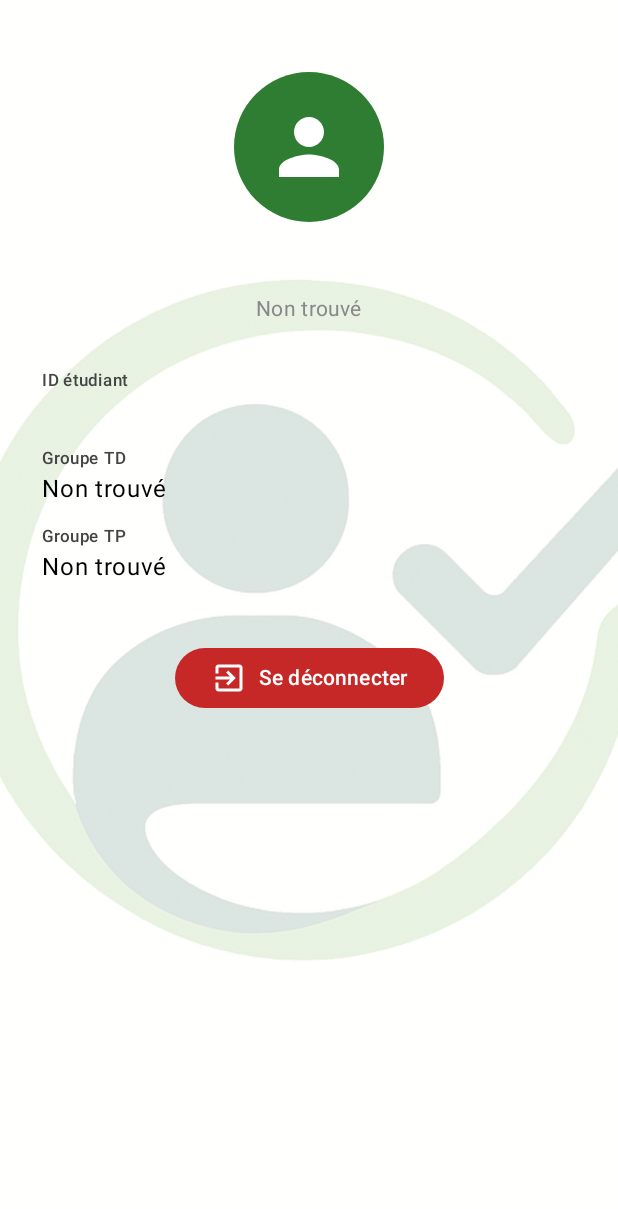
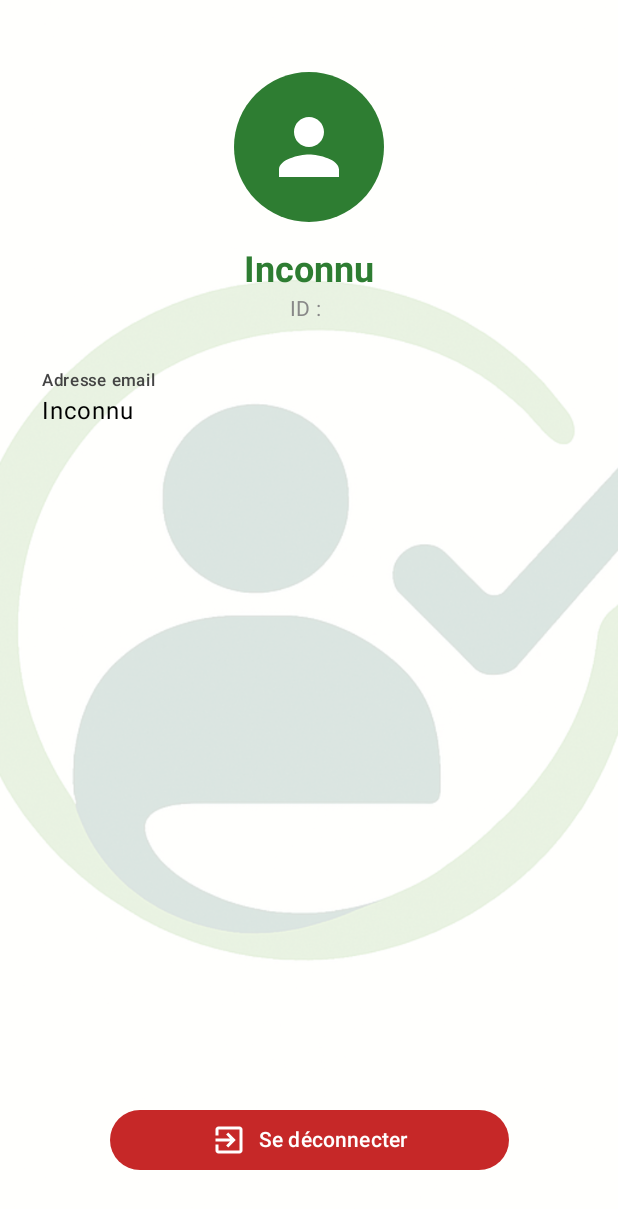
Before and after one commit to Bastien-EN6A/Here404, an Android app built with Jetpack Compose: the composable ProfileScreen called with empty values, on a phone screen of 412 x 824 dp. Shown: the top 1209 px of the screen. Run offline under Robolectric (Android 15) with nearby library versions, the phone set to English and light mode, and no system bars; 1 statement that could not run was skipped.

Commit message:
Profil Screen

```diff
--- a/app/src/main/java/com/ironmind/here/ui/ProfilScreen.kt
+++ b/app/src/main/java/com/ironmind/here/ui/ProfilScreen.kt
@@ -19,50 +19,53 @@ import androidx.compose.ui.platform.LocalContext
 import androidx.compose.ui.res.painterResource
 import androidx.compose.ui.text.font.FontWeight
 import androidx.compose.ui.unit.*
-import androidx.compose.ui.zIndex
-import androidx.navigation.NavHostController
 import com.ironmind.here.R
 import com.ironmind.here.data.DatabaseHelper
 
 @Composable
-fun ProfileScreen(
-    userId: String,
-    name: String,
-    onLogout: () -> Unit = {}
-) {
+fun ProfileScreen(userId: String, role: String, onLogout: () -> Unit) {
     val context = LocalContext.current
     var showDialog by remember { mutableStateOf(false) }
 
-    // Données à afficher
-    val (email, groupeTd, groupeTp) = remember(userId) {
-        getEtudiantInfos(context, userId)
+    val (fullName, email, groupeTd, groupeTp) = remember(userId, role) {
+        when (role) {
+            "etudiant" -> {
+                val (nom, prenom) = DatabaseHelper.getEtudiantById(context, userId)
+                val name = "$prenom $nom"
+                val (mail, td, tp) = getEtudiantDetails(context, userId)
+                Quadruple(name, mail, td, tp)
+            }
+            "prof" -> {
+                val nom = DatabaseHelper.getProfNameById(context, userId.toIntOrNull() ?: -1)
+                val mail = getProfEmail(context, userId)
+                Quadruple(nom, mail, "", "")
+            }
+            else -> Quadruple("Inconnu", "Inconnu", "", "")
+        }
     }
 
     Box(modifier = Modifier.fillMaxSize()) {
         Image(
-            painter = painterResource(id = R.drawable.logo), // remplace par background si tu veux
+            painter = painterResource(id = R.drawable.logo),
             contentDescription = "background",
             contentScale = ContentScale.Crop,
-            modifier = Modifier
-                .fillMaxSize()
-                .zIndex(0f)
+            modifier = Modifier.fillMaxSize()
         )
 
         Box(
             modifier = Modifier
                 .fillMaxSize()
                 .background(Color.White.copy(alpha = 0.85f))
-                .zIndex(1f)
         )
 
         Column(
             modifier = Modifier
                 .fillMaxSize()
-                .padding(16.dp)
-                .zIndex(2f),
-            verticalArrangement = Arrangement.Top,
+                .padding(16.dp),
+            verticalArrangement = Arrangement.SpaceBetween,
             horizontalAlignment = Alignment.CenterHorizontally
         ) {
+            Column(horizontalAlignment = Alignment.CenterHorizontally) {
                 Spacer(Modifier.height(32.dp))
 
                 Icon(
@@ -79,7 +82,7 @@ fun ProfileScreen(
                 Spacer(Modifier.height(16.dp))
 
                 Text(
-                text = name,
+                    text = fullName,
                     style = MaterialTheme.typography.headlineSmall.copy(
                         fontWeight = FontWeight.Bold,
                         color = Color(0xFF2E7D32)
@@ -87,21 +90,26 @@ fun ProfileScreen(
                 )
 
                 Text(
-                text = email,
+                    text = "ID : $userId",
                     style = MaterialTheme.typography.bodyMedium.copy(color = Color.Gray)
                 )
 
                 Spacer(Modifier.height(24.dp))
 
-            ProfileItem("ID étudiant", userId)
+                ProfileItem("Adresse email", email)
+
+                if (role == "etudiant") {
                     ProfileItem("Groupe TD", groupeTd)
                     ProfileItem("Groupe TP", groupeTp)
-
-            Spacer(modifier = Modifier.height(32.dp))
+                }
+            }
 
             Button(
                 onClick = { showDialog = true },
-                colors = ButtonDefaults.buttonColors(containerColor = Color(0xFFC62828))
+                colors = ButtonDefaults.buttonColors(containerColor = Color(0xFFC62828)),
+                modifier = Modifier
+                    .fillMaxWidth(0.7f)
+                    .padding(bottom = 24.dp)
             ) {
                 Icon(Icons.Default.ExitToApp, contentDescription = null, tint = Color.White)
                 Spacer(modifier = Modifier.width(8.dp))
@@ -132,25 +140,7 @@ fun ProfileScreen(
     }
 }
 
-@Composable
-fun ProfileItem(label: String, value: String) {
-    Column(
-        modifier = Modifier
-            .fillMaxWidth()
-            .padding(vertical = 6.dp, horizontal = 12.dp)
-    ) {
-        Text(
-            text = label,
-            style = MaterialTheme.typography.labelSmall.copy(color = Color.DarkGray)
-        )
-        Text(
-            text = value,
-            style = MaterialTheme.typography.bodyLarge.copy(color = Color.Black)
-        )
-    }
-}
-
-fun getEtudiantInfos(context: Context, userId: String): Triple<String, String, String> {
+fun getEtudiantDetails(context: Context, userId: String): Triple<String, String, String> {
     val dbPath = context.getDatabasePath("will_emploi_temps_final.db").absolutePath
     val db = SQLiteDatabase.openDatabase(dbPath, null, SQLiteDatabase.OPEN_READONLY)
 
@@ -169,9 +159,49 @@ fun getEtudiantInfos(context: Context, userId: String): Triple<String, String, S
             Triple("Non trouvé", "Non trouvé", "Non trouvé")
         }
     } catch (e: Exception) {
-        e.printStackTrace()
         Triple("Erreur", "Erreur", "Erreur")
     } finally {
         db.close()
     }
 }
+
+fun getProfEmail(context: Context, profId: String): String {
+    val dbPath = context.getDatabasePath("will_emploi_temps_final.db").absolutePath
+    val db = SQLiteDatabase.openDatabase(dbPath, null, SQLiteDatabase.OPEN_READONLY)
+
+    return try {
+        val cursor = db.rawQuery(
+            "SELECT email FROM profs WHERE id = ?",
+            arrayOf(profId)
+        )
+        if (cursor.moveToFirst()) {
+            cursor.getString(0) ?: "Inconnu"
+        } else {
+            "Non trouvé"
+        }
+    } catch (e: Exception) {
+        "Erreur"
+    } finally {
+        db.close()
+    }
+}
+
+data class Quadruple<A, B, C, D>(val first: A, val second: B, val third: C, val fourth: D)
+
+@Composable
+fun ProfileItem(label: String, value: String) {
+    Column(
+        modifier = Modifier
+            .fillMaxWidth()
+            .padding(vertical = 6.dp, horizontal = 12.dp)
+    ) {
+        Text(
+            text = label,
+            style = MaterialTheme.typography.labelSmall.copy(color = Color.DarkGray)
+        )
+        Text(
+            text = value,
+            style = MaterialTheme.typography.bodyLarge.copy(color = Color.Black)
+        )
+    }
+}
```
Also changed, not shown: app/src/main/java/com/ironmind/here/MainActivity.kt (+3 -32 lines). Lines whose indentation alone changed are shown as unchanged.
